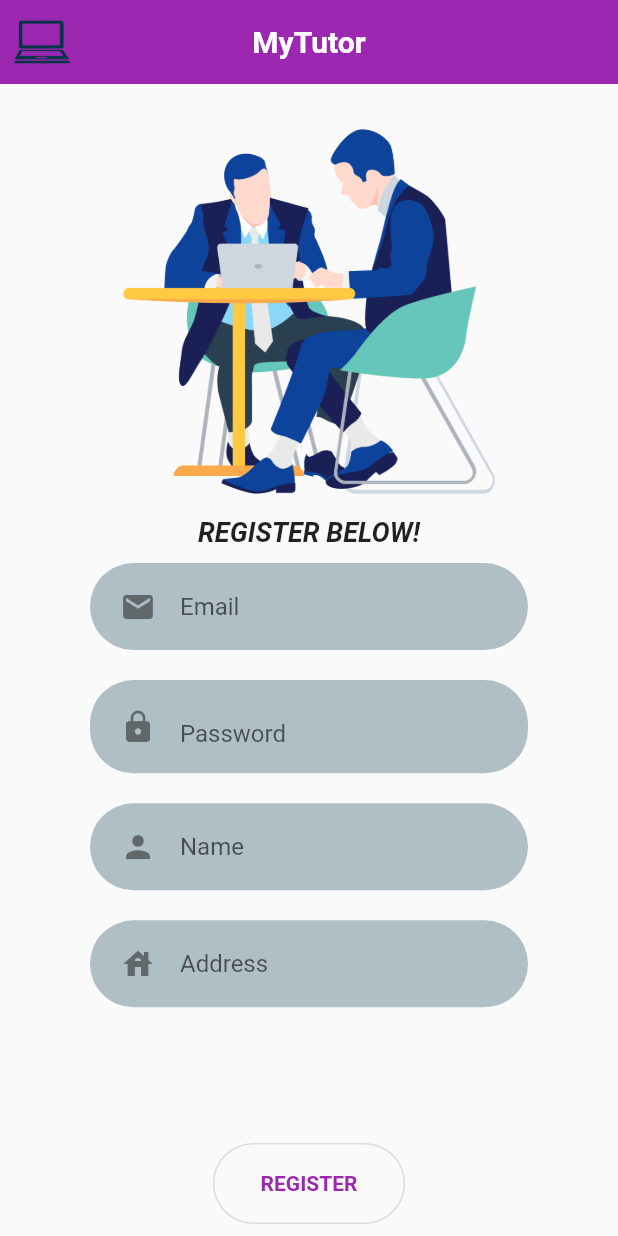
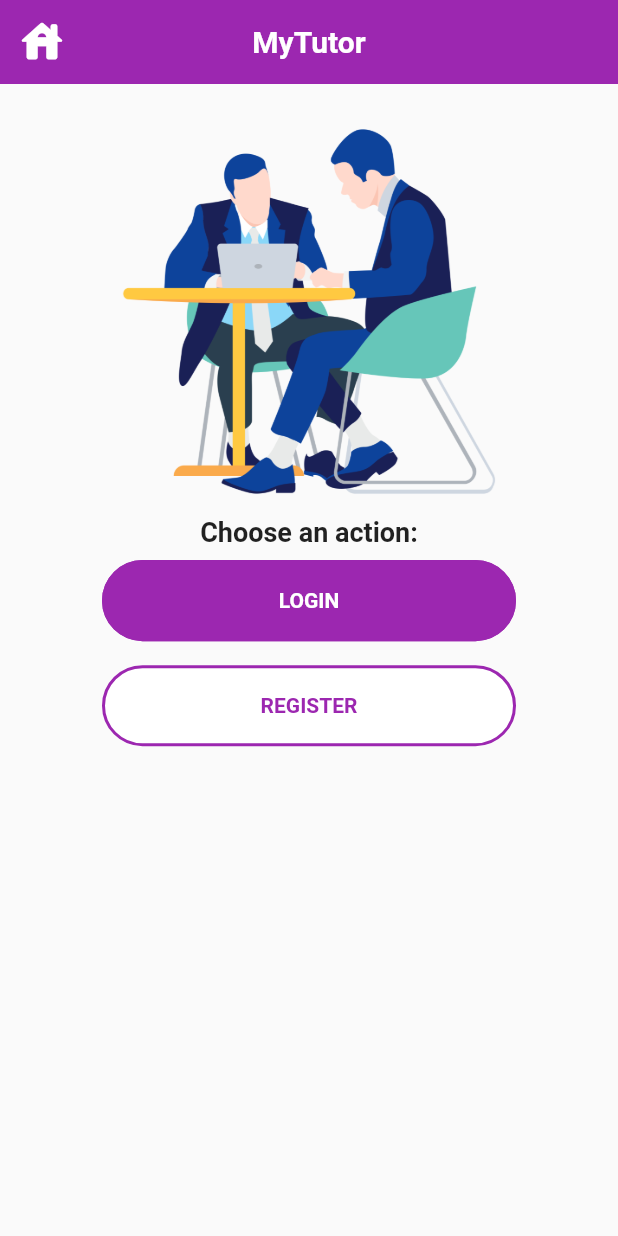
Before and after one commit to keyinvoker/MyTutor, a Flutter app: the screen it shows after launch, on a phone screen of 412 x 824 dp. Run offline on Flutter 3.47's test engine with Material 2 defaults, Android fonts, the phone set to English and light mode, and no system bars; our stand-ins replace fluttertoast.

Commit message:
slightly improved UI

```diff
--- /dev/null
+++ b/lib/components/roundedButton.dart
@@ -0,0 +1,44 @@
+import 'package:flutter/material.dart';
+
+class RoundedButton extends StatelessWidget {
+  final String text;
+  final Color buttonColor, borderColor, textColor;
+  final Function() press;
+  const RoundedButton({
+    Key? key,
+    required this.text,
+    this.buttonColor = Colors.white,
+    this.borderColor = Colors.purple,
+    this.textColor = Colors.purple,
+    required this.press,
+  }) : super(key: key);
+
+  @override
+  Widget build(BuildContext context) {
+    Size size = MediaQuery.of(context).size;
+    return SizedBox(
+      width: size.width * 0.35,
+      height: size.height * 0.085,
+      child: Padding(
+        padding: const EdgeInsets.all(8.0),
+        child: OutlinedButton(
+          style: OutlinedButton.styleFrom(
+            backgroundColor: buttonColor,
+            shape: RoundedRectangleBorder(
+              borderRadius: BorderRadius.circular(30.0),
+            ),
+            side: BorderSide(width: 2, color: borderColor),
+          ),
+          child: Text(
+            text,
+            style: TextStyle(
+              color: textColor,
+              fontWeight: FontWeight.bold,
+            ),
+          ),
+          onPressed: press,
+        ),
+      ),
+    );
+  }
+}
--- /dev/null
+++ b/lib/views/home.dart
@@ -0,0 +1,83 @@
+import 'package:flutter/material.dart';
+import 'package:mytutor/components/roundedButton.dart';
+import 'package:mytutor/views/loginUser.dart';
+import 'package:mytutor/views/registerUser.dart';
+
+class HomeScreen extends StatefulWidget {
+  const HomeScreen({Key? key}) : super(key: key);
+
+  @override
+  State<HomeScreen> createState() => _HomeScreenState();
+}
+
+class _HomeScreenState extends State<HomeScreen> {
+  @override
+  Widget build(BuildContext context) {
+    Size size = MediaQuery.of(context).size;
+    return Scaffold(
+      appBar: AppBar(
+        elevation: 0,
+        leading: IconButton(
+          icon: const Icon(Icons.house_rounded),
+          iconSize: 35.0,
+          onPressed: () => Navigator.pushReplacement(context,
+              MaterialPageRoute(builder: (content) => const HomeScreen())),
+        ),
+        title: const Text(
+          'MyTutor',
+          style: TextStyle(
+            fontWeight: FontWeight.bold,
+          ),
+        ),
+        centerTitle: true,
+      ),
+      body: Stack(children: <Widget>[
+        Column(
+          mainAxisAlignment: MainAxisAlignment.center,
+          crossAxisAlignment: CrossAxisAlignment.center, //?doesn't work
+          children: <Widget>[
+            Image.asset(
+              'assets/images/business-men-illustration.png',
+              height: size.height * 0.35,
+            ),
+            const Text(
+              'Choose an action:',
+              style: TextStyle(
+                fontWeight: FontWeight.bold,
+                fontSize: 18,
+              ),
+            ),
+            Expanded(
+              child: Padding(
+                padding: const EdgeInsets.only(left: 60.0, right: 60.0),
+                child: ListView(
+                  scrollDirection: Axis.vertical,
+                  addAutomaticKeepAlives: false,
+                  cacheExtent: 100.0,
+                  children: <Widget>[
+                    RoundedButton(
+                      text: "LOGIN",
+                      buttonColor: Colors.purple,
+                      textColor: Colors.white,
+                      press: () => Navigator.pushReplacement(
+                          context,
+                          MaterialPageRoute(
+                              builder: (content) => const LoginScreen())),
+                    ),
+                    RoundedButton(
+                      text: "REGISTER",
+                      press: () => Navigator.pushReplacement(
+                          context,
+                          MaterialPageRoute(
+                              builder: (content) => const RegisterScreen())),
+                    ),
+                  ],
+                ),
+              ),
+            ),
+          ],
+        ),
+      ]),
+    );
+  }
+}
--- a/lib/views/registerUser.dart
+++ b/lib/views/registerUser.dart
@@ -1,6 +1,9 @@
+// ignore_for_file: file_names
 import 'package:flutter/material.dart';
 import 'package:fluttertoast/fluttertoast.dart';
 import 'package:http/http.dart' as http;
+import 'package:mytutor/components/roundedButton.dart';
+import 'package:mytutor/views/home.dart';
 import '../constants.dart';
 import 'dart:convert';
 // ignore: import_of_legacy_library_into_null_safe
@@ -34,10 +37,10 @@ class _RegisterScreenState extends State<RegisterScreen> {
       appBar: AppBar(
         elevation: 0,
         leading: IconButton(
-          icon: Image.asset(
-            'assets/images/laptop-blue-icon.png',
-          ),
-          onPressed: null,
+          icon: const Icon(Icons.house_rounded),
+          iconSize: 35.0,
+          onPressed: () => Navigator.pushReplacement(context,
+              MaterialPageRoute(builder: (content) => const HomeScreen())),
         ),
         title: const Text(
           'MyTutor',
@@ -164,29 +167,9 @@ class _RegisterScreenState extends State<RegisterScreen> {
                   ),
                 ),
               ),
-              SizedBox(
-                width: size.width * 0.35,
-                height: size.height * 0.085,
-                child: Padding(
-                  padding: const EdgeInsets.all(8.0),
-                  child: OutlinedButton(
-                    style: ButtonStyle(
-                      shape: MaterialStateProperty.all<RoundedRectangleBorder>(
-                        RoundedRectangleBorder(
-                          borderRadius: BorderRadius.circular(30.0),
-                        ),
-                      ),
-                    ),
-                    child: const Text(
-                      'REGISTER',
-                      style: TextStyle(
-                        color: Colors.purple,
-                        fontWeight: FontWeight.bold,
-                      ),
-                    ),
-                    onPressed: _onRegister,
-                  ),
-                ),
+              RoundedButton(
+                text: "REGISTER",
+                press: _onRegister,
               ),
             ],
           ),
```
Also changed, not shown: lib/main.dart (+4 -3 lines), lib/views/courses.dart (added, +68 -0 lines), lib/views/loginUser.dart (+12 -28 lines).
